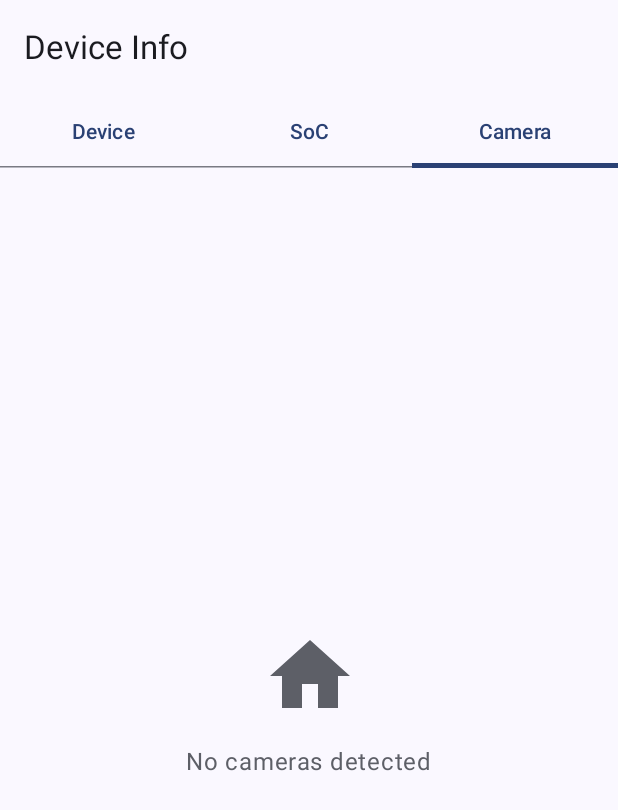
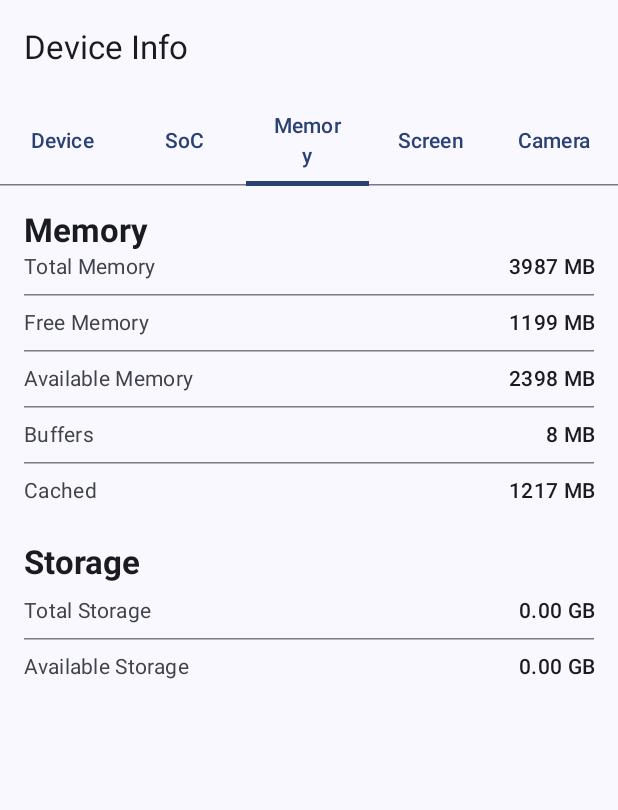
Before and after one commit to flandolf/DeviceInfo, an Android app built with Jetpack Compose: the screen it shows after launch (MainActivity), tab 3 chosen, on a phone screen of 412 x 824 dp. Shown: the top 810 px of the screen. Run offline under Robolectric (Android 15) with nearby library versions, the phone set to English and light mode, and no system bars.

Commit message:
Update project configuration and add Memory and Screen info tabs

```diff
--- a/app/src/main/java/com/flandolf/deviceinfo/MainActivity.kt
+++ b/app/src/main/java/com/flandolf/deviceinfo/MainActivity.kt
@@ -7,11 +7,8 @@ import androidx.activity.ComponentActivity
 import androidx.activity.compose.setContent
 import androidx.activity.enableEdgeToEdge
 import androidx.compose.foundation.layout.Column
-import androidx.compose.foundation.layout.Row
 import androidx.compose.foundation.layout.fillMaxSize
-import androidx.compose.foundation.layout.fillMaxWidth
 import androidx.compose.foundation.layout.padding
-import androidx.compose.foundation.layout.width
 import androidx.compose.foundation.lazy.LazyColumn
 import androidx.compose.foundation.lazy.itemsIndexed
 import androidx.compose.foundation.pager.HorizontalPager
@@ -28,7 +25,6 @@ import androidx.compose.runtime.remember
 import androidx.compose.runtime.rememberCoroutineScope
 import androidx.compose.ui.Modifier
 import androidx.compose.ui.platform.LocalContext
-import androidx.compose.ui.text.font.FontWeight
 import androidx.compose.ui.unit.dp
 import com.flandolf.deviceinfo.ui.theme.DeviceInfoTheme
 import kotlinx.coroutines.launch
@@ -48,9 +44,9 @@ class MainActivity : ComponentActivity() {
 @OptIn(ExperimentalMaterial3Api::class)
 @Composable
 fun MainScreen() {
-    val pagerState = rememberPagerState(pageCount = { 3 })
+    val pagerState = rememberPagerState(pageCount = { 5 })
     val scope = rememberCoroutineScope()
-    val tabs = listOf("Device", "SoC", "Camera")
+    val tabs = listOf("Device", "SoC", "Memory", "Screen", "Camera")
 
     Scaffold(
         modifier = Modifier.fillMaxSize(),
@@ -86,7 +82,9 @@ fun MainScreen() {
             when (page) {
                 0 -> DeviceInfoTab()
                 1 -> SoCInfoTab()
-                2 -> CameraInfoTab()
+                2 -> MemoryInfoTab()
+                3 -> ScreenInfoTab()
+                4 -> CameraInfoTab()
             }
         }
     }
@@ -103,21 +101,8 @@ fun DeviceInfoTab() {
             .fillMaxSize()
     ) {
         itemsIndexed(deviceInfo) { index, pair ->
-            InfoRow(label = pair.first, value = pair.second)
+            PropertyRow(label = pair.first, value = pair.second)
             if (index < deviceInfo.lastIndex) HorizontalDivider(modifier = Modifier.padding(vertical = 8.dp))
-        }
-    }
-}
-@Composable
-fun InfoRow(label: String, value: String) {
-    Column(modifier = Modifier.fillMaxWidth()) {
-        Row(modifier = Modifier.fillMaxWidth().padding(vertical = 4.dp)) {
-            Text(
-                text = label,
-                fontWeight = FontWeight.SemiBold,
-                modifier = Modifier.width(140.dp)
-            )
-            Text(text = value)
         }
     }
 }
@@ -136,12 +121,12 @@ fun gatherDeviceInfo(ctx: Context): List<Pair<String, String>> {
         "Brand" to (Build.BRAND ?: "unknown"),
         "Device" to (Build.DEVICE ?: "unknown"),
         "Product" to (Build.PRODUCT ?: "unknown"),
+        "Kernel" to (System.getProperty("os.version") ?: "unknown"),
         "Android SDK" to "${Build.VERSION.SDK_INT} (${Build.VERSION.RELEASE ?: "?"})",
         "ABIs" to abi,
         "Screen" to "${width}x${height} @ ${density}dpi",
         "Fingerprint" to (Build.FINGERPRINT ?: "unknown"),
         "Radio" to (Build.getRadioVersion() ?: "unknown"),
-        "Kernel" to (System.getProperty("os.version") ?: "unknown"),
         "Bootloader" to (Build.BOOTLOADER ?: "unknown"),
     )
 }
--- a/app/src/main/java/com/flandolf/deviceinfo/MemoryInfo.kt
+++ b/app/src/main/java/com/flandolf/deviceinfo/MemoryInfo.kt
@@ -1,4 +1,147 @@
 package com.flandolf.deviceinfo
 
-class MemoryInfo {
+import android.os.Environment
+import android.os.StatFs
+import androidx.compose.foundation.layout.Box
+import androidx.compose.foundation.layout.Column
+import androidx.compose.foundation.layout.Spacer
+import androidx.compose.foundation.layout.fillMaxSize
+import androidx.compose.foundation.layout.height
+import androidx.compose.foundation.layout.padding
+import androidx.compose.foundation.layout.size
+import androidx.compose.foundation.lazy.LazyColumn
+import androidx.compose.foundation.lazy.itemsIndexed
+import androidx.compose.material.icons.Icons
+import androidx.compose.material.icons.filled.Home
+import androidx.compose.material3.Icon
+import androidx.compose.material3.MaterialTheme
+import androidx.compose.material3.Text
+import androidx.compose.runtime.Composable
+import androidx.compose.runtime.remember
+import androidx.compose.ui.Alignment
+import androidx.compose.ui.Modifier
+import androidx.compose.ui.text.font.FontWeight
+import androidx.compose.ui.unit.dp
+import java.util.Locale
+
+@Composable
+fun MemoryInfoTab() {
+    val memoryInfo = remember { gatherMemoryInfo() }
+    val storageInfo = remember { getStorageInfo() }
+
+    if (memoryInfo.isEmpty() && storageInfo.isEmpty()) {
+        Box(
+            modifier = Modifier.fillMaxSize(),
+            contentAlignment = Alignment.Center
+        ) {
+            Column(horizontalAlignment = Alignment.CenterHorizontally) {
+                Icon(
+                    Icons.Default.Home,
+                    contentDescription = null,
+                    modifier = Modifier.size(64.dp),
+                    tint = MaterialTheme.colorScheme.outline
+                )
+                Spacer(modifier = Modifier.height(8.dp))
+                Text(
+                    text = "No memory or storage info available",
+                    color = MaterialTheme.colorScheme.outline
+                )
+            }
+        }
+    } else {
+        LazyColumn(
+            modifier = Modifier
+                .padding(16.dp)
+                .fillMaxSize()
+        ) {
+            item {
+                Text(
+                    text = "Memory",
+                    style = MaterialTheme.typography.titleLarge,
+                    fontWeight = FontWeight.Bold,
+                )
+            }
+            itemsIndexed(memoryInfo) { index, pair ->
+                PropertyRow(label = pair.first, value = pair.second)
+                if (index < memoryInfo.lastIndex) {
+                    androidx.compose.material3.HorizontalDivider(
+                        modifier = Modifier.padding(vertical = 8.dp)
+                    )
+                }
+            }
+            if (storageInfo.isNotEmpty()) {
+                item {
+                    Spacer(modifier = Modifier.height(16.dp))
+                    Text(
+                        text = "Storage",
+                        style = MaterialTheme.typography.titleLarge,
+                        fontWeight = FontWeight.Bold,
+                        modifier = Modifier.padding(vertical = 8.dp)
+                    )
+                }
+                itemsIndexed(storageInfo) { index, pair ->
+                    PropertyRow(label = pair.first, value = pair.second)
+                    if (index < storageInfo.lastIndex) {
+                        androidx.compose.material3.HorizontalDivider(
+                            modifier = Modifier.padding(vertical = 8.dp)
+                        )
+                    }
+                }
+            }
+        }
+    }
 }
+
+
+fun gatherMemoryInfo(): List<Pair<String, String>> {
+    val labelMap = mapOf(
+        "MemTotal" to "Total Memory",
+        "MemFree" to "Free Memory",
+        "MemAvailable" to "Available Memory",
+        "Buffers" to "Buffers",
+        "Cached" to "Cached"
+    )
+    val keys = labelMap.keys
+    val memInfo = mutableListOf<Pair<String, String>>()
+    try {
+        java.io.File("/proc/meminfo").forEachLine { line ->
+            val parts = line.split(":", limit = 2)
+            if (parts.size == 2) {
+                val label = parts[0].trim()
+                if (label in keys) {
+                    val value = parts[1].trim()
+                    val valueInMb = if (value.endsWith("kB")) {
+                        val kbValue = value.removeSuffix("kB").trim().toLongOrNull()
+                        if (kbValue != null) "${kbValue / 1024} MB" else value
+                    } else {
+                        value
+                    }
+                    val readableLabel = labelMap[label] ?: label
+                    memInfo.add(readableLabel to valueInMb)
+                }
+            }
+        }
+    } catch (_: Exception) {
+    }
+    return memInfo
+}
+
+fun getStorageInfo(): List<Pair<String, String>> {
+    val stat = StatFs(Environment.getDataDirectory().absolutePath)
+    val blockSize = stat.blockSizeLong
+    val totalBlocks = stat.blockCountLong
+    val availableBlocks = stat.availableBlocksLong
+
+    val totalBytes = totalBlocks * blockSize
+    val availableBytes = availableBlocks * blockSize
+
+    fun formatSize(bytes: Long): String {
+        val gb = bytes / (1024 * 1024 * 1024.0)
+        return String.format(Locale.getDefault(), "%.2f GB", gb)
+    }
+
+    return listOf(
+        "Total Storage" to formatSize(totalBytes),
+        "Available Storage" to formatSize(availableBytes)
+    )
+}
--- a/gradle/libs.versions.toml
+++ b/gradle/libs.versions.toml
@@ -1,5 +1,5 @@
 [versions]
-agp = "8.11.0"
+agp = "8.13.0"
 kotlin = "2.0.21"
 coreKtx = "1.10.1"
 junit = "4.13.2"
```
Also changed, not shown: app/src/main/java/com/flandolf/deviceinfo/CameraInfo.kt (+25 -23 lines), app/src/main/java/com/flandolf/deviceinfo/ScreenInfo.kt (+168 -1 lines), app/src/main/java/com/flandolf/deviceinfo/SoCInfo.kt (+14 -14 lines).
